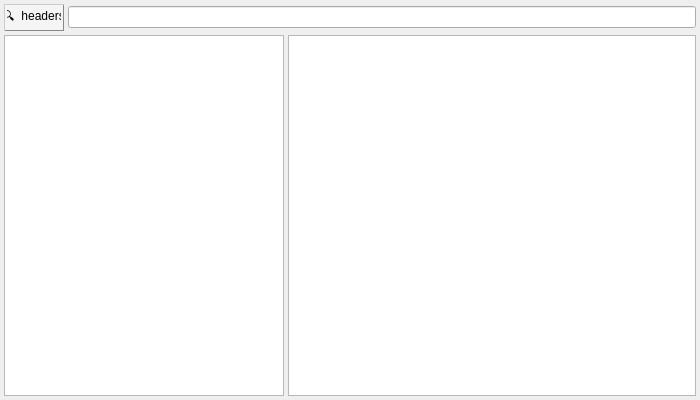
Qt form QtSLiM/QtSLiMHelpWindow.ui (MesserLab/SLiM) before a commit.
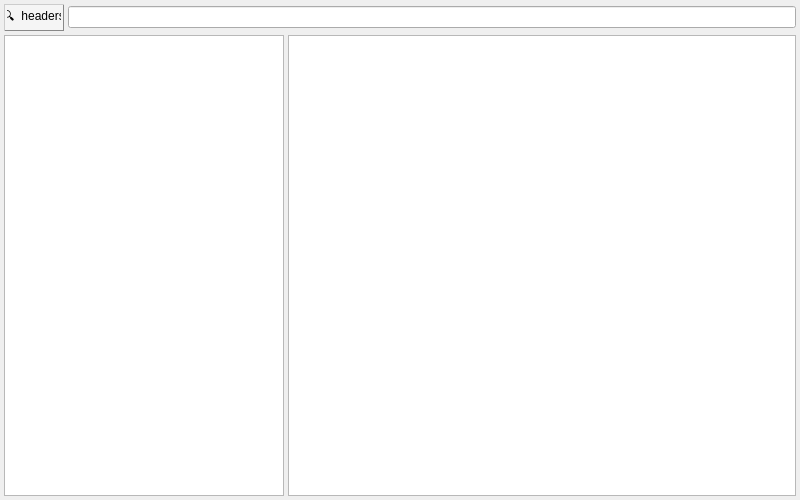
The same form after that commit.

Commit message: increase the default size of the Eidos console and Help windows

```diff
--- a/QtSLiM/QtSLiMHelpWindow.ui
+++ b/QtSLiM/QtSLiMHelpWindow.ui
@@ -6,8 +6,8 @@
    <rect>
     <x>0</x>
     <y>0</y>
-    <width>700</width>
-    <height>400</height>
+    <width>800</width>
+    <height>500</height>
    </rect>
   </property>
   <property name="windowTitle">
```
The commit also changes 1 other file.
